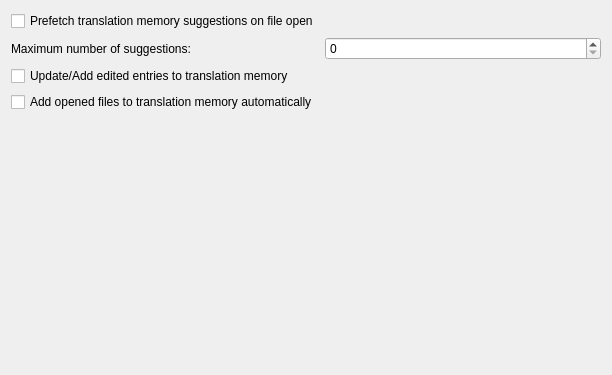
Before: the Qt Designer form src/prefs/prefs_tm.ui in KDE/lokalize, drawn with Qt 5.
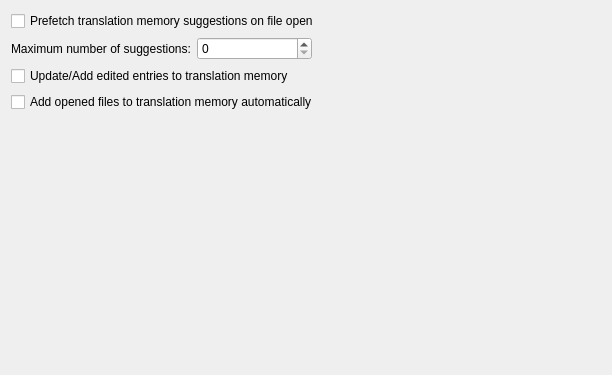
After: the same form once the commit is applied.

Commit message:
Improved layout for preference dialog.
Widgets are now next to their labels, instead of in a separate
column (which moved them very far away from the labels, since
the dialog had some very long strings).

Diff of the .ui file:
```diff
--- a/src/prefs/prefs_tm.ui
+++ b/src/prefs/prefs_tm.ui
@@ -43,13 +43,15 @@
     </widget>
    </item>
    <item row="1" column="0" >
+    <layout class="QHBoxLayout">
+     <item>
     <widget class="QLabel" name="label" >
      <property name="text" >
       <string>Maximum number of suggestions:</string>
      </property>
     </widget>
    </item>
-   <item row="1" column="1" >
+     <item>
     <widget class="QSpinBox" name="kcfg_SuggCount" >
      <property name="toolTip" >
       <string>Set the maximum number of suggestions</string>
@@ -58,6 +60,15 @@
       <string>You can change the maximum number of suggestions, default is 7.</string>
      </property>
     </widget>
+     </item>
+     <item>
+      <spacer name="horizontalSpacer">
+       <property name="orientation">
+        <enum>Qt::Horizontal</enum>
+       </property>
+      </spacer>
+     </item>
+    </layout>
    </item>
    <item row="2" column="0" >
     <widget class="QCheckBox" name="kcfg_AutoaddTM" >
```
Lines whose indentation alone changed are shown as unchanged. The commit also changes 1 other file.
